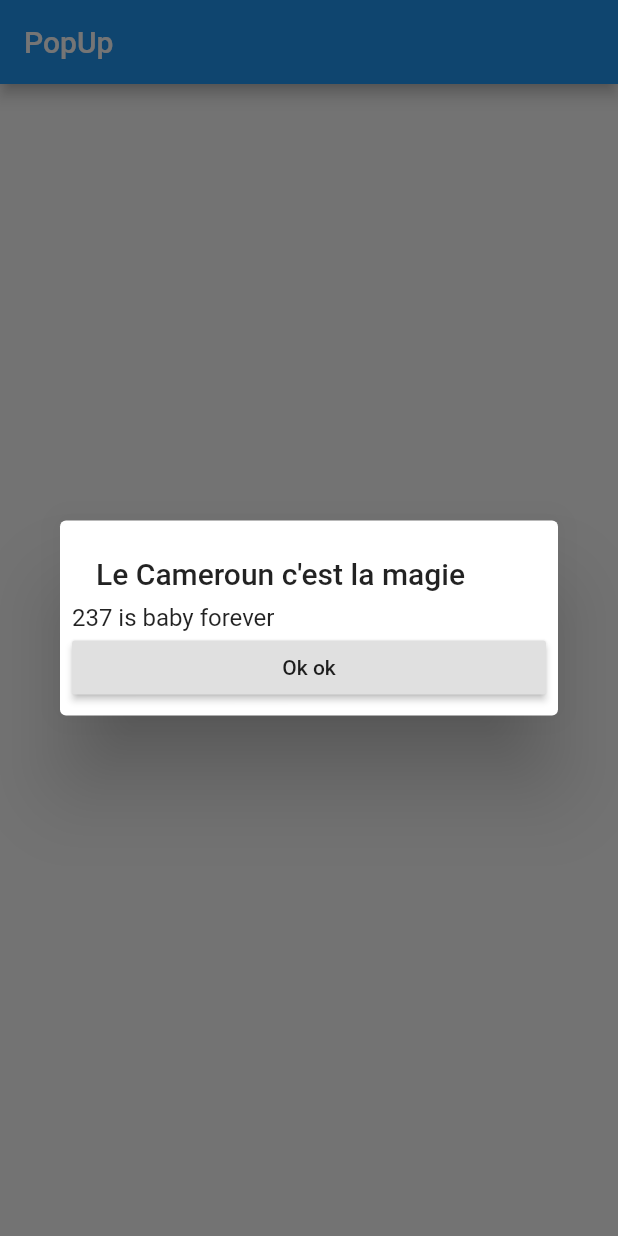
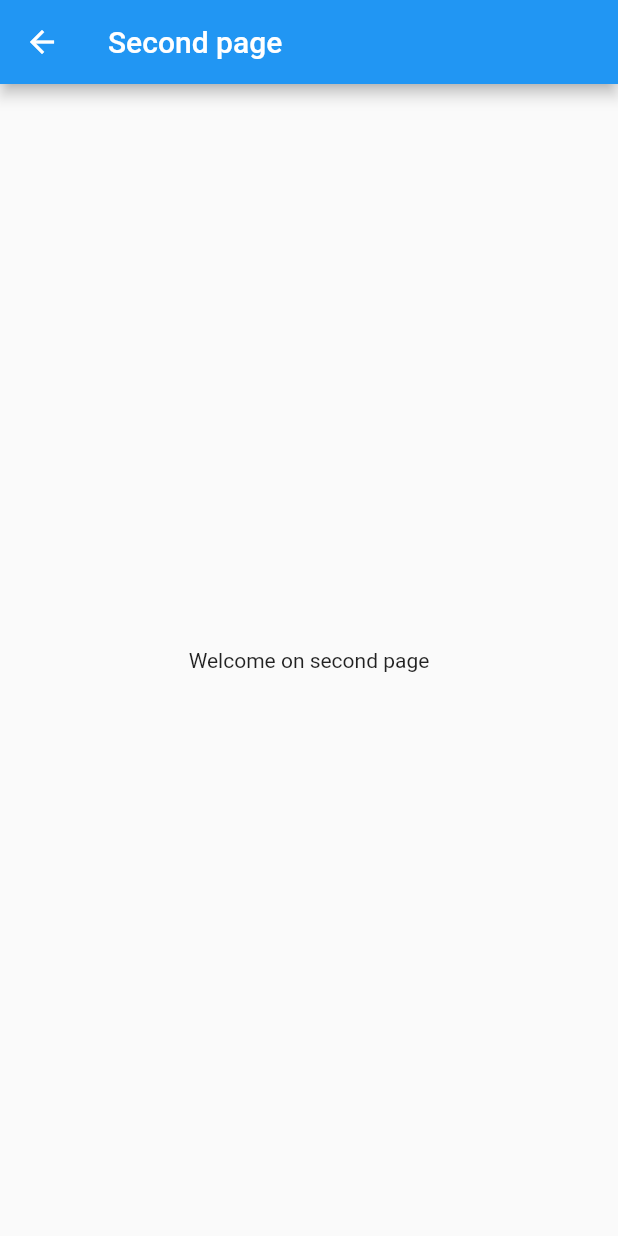
Before and after one commit to audreykemamen/pop_up_navigator, a Flutter app: the screen it shows after launch, after a tap on "Click here", on a phone screen of 412 x 824 dp. Run offline on Flutter 3.47's test engine with Material 2 defaults, Android fonts, the phone set to English and light mode, and no system bars.

Commit message:
Navigation des pages

```diff
--- a/lib/body.dart
+++ b/lib/body.dart
@@ -1,5 +1,6 @@
 import 'package:flutter/material.dart';
 import 'package:flutter/painting.dart';
+import 'package:pop_up_navigator/second_page.dart';
 
 class Body extends StatefulWidget{
   @override
@@ -22,7 +23,7 @@ class _BodyState extends State<Body>{
             ),
           ),
           onPressed: (){
-            setSimpleAlert("Le Cameroun c'est la magie", "237 is baby forever");
+            navigateToSecondPage();
       }),
     );
   }
@@ -85,4 +86,10 @@ class _BodyState extends State<Body>{
     );
   }
 
+  void navigateToSecondPage(){
+    Navigator.push(context, new MaterialPageRoute(builder: (BuildContext context){
+      return new SecondPage("Second page");
+    }));
+  }
+
 }
--- /dev/null
+++ b/lib/second_page.dart
@@ -0,0 +1,25 @@
+import 'package:flutter/material.dart';
+
+class SecondPage extends StatelessWidget{
+  String title;
+
+  SecondPage(String title){
+    this.title = title;
+  }
+
+  @override
+  Widget build(BuildContext context) {
+    // TODO: implement build
+    return new Scaffold(
+      appBar: new AppBar(
+        title: new Text(title),
+      ),
+      body: new SafeArea(
+        child: new Center(
+          child: new Text("Welcome on second page"),
+        ),
+      ),
+    );
+  }
+
+}
```
